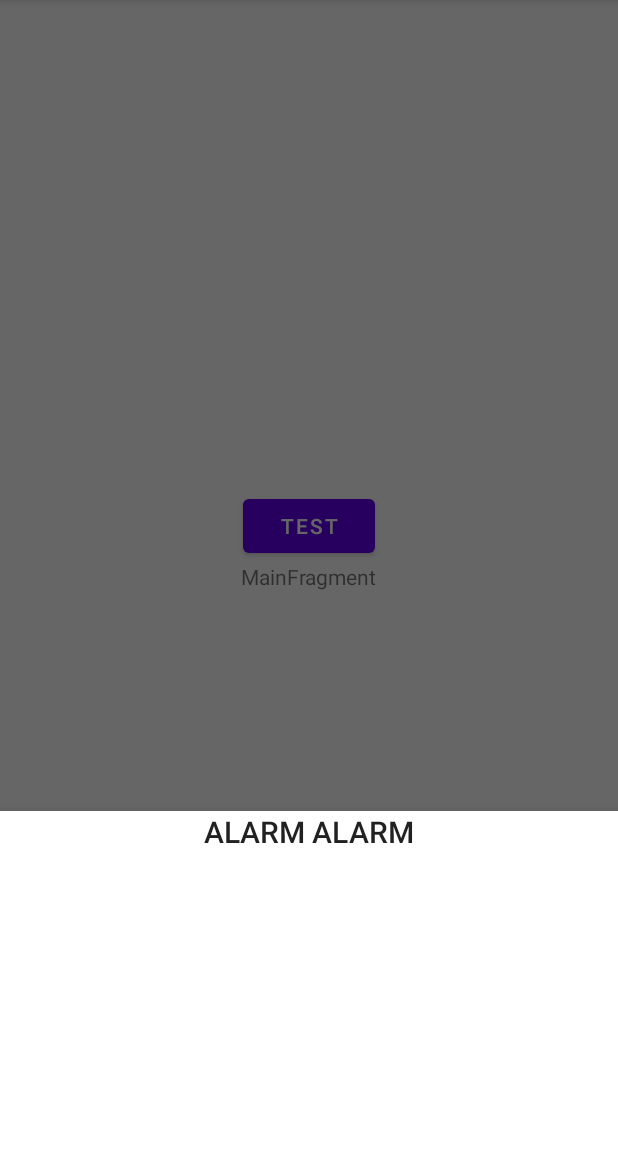
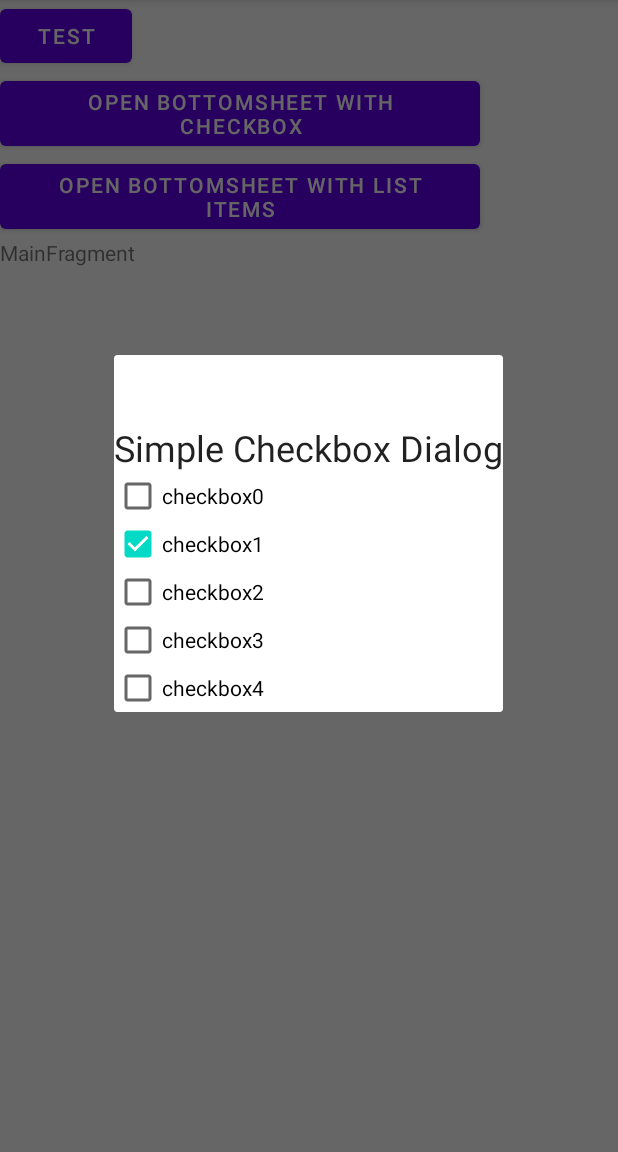
Before and after one commit to JandemX/new_dialog_architecture, an Android app: the screen it shows after launch (MainActivity), after a tap on "TEST", on a phone screen of 412 x 824 dp, the part 84-1236 px from its top. Run offline under Robolectric (Android 15) with nearby library versions, the phone set to English and light mode, and no system bars; our stand-ins replace Dagger/Hilt's generated code; 4 statements that could not run were skipped; 1 other tap on this screen came first.

Commit message:
add recycler example

```diff
--- a/app/src/main/java/com/example/new_dialog_architecture/arch/StateFullInteractionDialog.kt
+++ b/app/src/main/java/com/example/new_dialog_architecture/arch/StateFullInteractionDialog.kt
@@ -15,7 +15,7 @@ import androidx.lifecycle.ViewModel
 import androidx.lifecycle.ViewModelProvider
 import androidx.lifecycle.lifecycleScope
 import com.example.new_dialog_architecture.R
-import com.example.new_dialog_architecture.arch.DialogInteractorEvent.Positive
+import com.example.new_dialog_architecture.arch.DialogInteraction.Positive
 import kotlinx.coroutines.flow.collect
 import kotlinx.coroutines.flow.drop
 import kotlinx.coroutines.flow.onEach
@@ -29,7 +29,7 @@ class StateFullInteractionDialog<Event, State> : StateDialog<Event, State>, AppC
         }
     }
 
-    override fun interact(event: DialogInteractorEvent<Event>) {
+    override fun interact(event: DialogInteraction<Event>) {
         interactor.send(event)
         dismissAllowingStateLoss()
     }
@@ -42,7 +42,7 @@ class StateFullInteractionDialog<Event, State> : StateDialog<Event, State>, AppC
     }
 
     private val viewModel: SimpleInteractionDialogVM<State> by viewModels(factoryProducer = { producer })
-    private val interactor: Interactor<DialogInteractorEvent<Event>> by dialogInteractor()
+    private val interactor: Interactor<Event> by dialogInteractor()
     private var initialState: State? = null
 
 
@@ -135,6 +135,4 @@ class StateFullInteractionDialog<Event, State> : StateDialog<Event, State>, AppC
 
         }
     }
-
-
 }
--- a/app/src/main/java/com/example/new_dialog_architecture/ui/main/MainFragment.kt
+++ b/app/src/main/java/com/example/new_dialog_architecture/ui/main/MainFragment.kt
@@ -6,17 +6,16 @@ import android.view.View
 import android.view.ViewGroup
 import android.widget.Button
 import android.widget.TextView
+import android.widget.Toast
 import androidx.lifecycle.lifecycleScope
 import com.example.new_dialog_architecture.R
 import com.example.new_dialog_architecture.arch.DialogBuilder.Companion.bottomSheet
 import com.example.new_dialog_architecture.arch.DialogBuilder.Companion.dialog
-import com.example.new_dialog_architecture.arch.DialogInteractorEvent
 import com.example.new_dialog_architecture.arch.dialogInteractor
 import dagger.android.support.DaggerFragment
 import kotlinx.coroutines.Dispatchers
 import kotlinx.coroutines.flow.collect
 import kotlinx.coroutines.flow.flowOn
-import kotlinx.coroutines.flow.onEach
 import kotlinx.coroutines.launch
 
 class MainFragment : DaggerFragment() {
@@ -27,18 +26,23 @@ class MainFragment : DaggerFragment() {
         fun newInstance() = MainFragment()
     }
 
-    private lateinit var button: Button
+    private lateinit var buttonDialogCheckbox: Button
+    private lateinit var buttonBottomSheetCheckbox: Button
+    private lateinit var buttonBottomSheetList: Button
     private lateinit var message: TextView
 
     override fun onCreateView(inflater: LayoutInflater, container: ViewGroup?, savedInstanceState: Bundle?): View =
             inflater.inflate(R.layout.main_fragment, container, false)
 
     override fun onViewCreated(view: View, savedInstanceState: Bundle?) {
-        button = view.findViewById(R.id.button)
+        buttonDialogCheckbox = view.findViewById(R.id.button_dialog_checkbox)
+        buttonBottomSheetCheckbox = view.findViewById(R.id.button_bottomsheet_checkbox)
+        buttonBottomSheetList = view.findViewById(R.id.button_bottomsheet_list)
+
         message = view.findViewById(R.id.message)
 
-        button.setOnClickListener {
-            button.text = "test"
+        buttonDialogCheckbox.setOnClickListener {
+            buttonDialogCheckbox.text = "test"
             childFragmentManager.beginTransaction().apply {
                 dialog(CheckBoxDialogView()) {
                     dialogTitle = "Simple Checkbox Dialog"
@@ -46,26 +50,29 @@ class MainFragment : DaggerFragment() {
                     positiveButtonText = "Positive"
                     onPositiveAction = { it }
                     singleChoice = true
-                }
-
-                bottomSheet(SimpleAlertDialogView()) {
-                    dialogTitle = "Alert dialog"
-                    initialState = ""
-                    positiveButtonText = "Positive"
-                    onPositiveAction = {
-                        it?.let { Data("its a me ") }
-                    }
                 }.show(this, "test")
-
-                bottomSheet(CheckBoxDialogView()) {
-                    dialogTitle = "Simple Checkbox Dialog"
-                    initialState = CheckboxState(List(5) { "checkbox$it" })
-                    positiveButtonText = "positive"
-                    onPositiveAction = { it }
-                    singleChoice = true
-                }
             }
             childFragmentManager.executePendingTransactions()
+        }
+
+        buttonBottomSheetCheckbox.setOnClickListener {
+            childFragmentManager.beginTransaction().apply {
+                bottomSheet(CheckBoxDialogView()) {
+                    initialState = CheckboxState(List(5) { "checkbox$it" }, "checkbox1")
+                }.show(this, "test")
+            }
+        }
+
+        buttonBottomSheetList.setOnClickListener {
+            childFragmentManager.beginTransaction().apply {
+                bottomSheet(ItemListDialogView()) {
+                    initialState = ListDialogState(List(5) { "listitem$it" })
+                    onPositiveAction = {
+                        it
+                    }
+                    singleChoice = true
+                }.show(this, "test")
+            }
         }
 
         lifecycleScope.launch(Dispatchers.Main) {
@@ -74,34 +81,16 @@ class MainFragment : DaggerFragment() {
     }
 
     private suspend fun collectDialogEvents() {
-        interactor.eventStream.onEach {
-            when (it) {
-                is DialogInteractorEvent.Negative -> {
-                    when (it.data) {
-                        is CheckboxState -> {
-
-                        }
-                        is Data -> {
-
+        interactor.eventStream(
+                onPositive = {
+                    when (this) {
+                        is ListDialogState -> {
+                            Toast.makeText(this@MainFragment.requireContext(), selected, Toast.LENGTH_LONG).show()
                         }
                     }
-                }
-                is DialogInteractorEvent.Positive -> {
-                    when (it.data) {
-                        is CheckboxState -> {
-                            button.text = it.data.selected ?: ""
-                        }
-                        is Data -> {
-                            button.text = it.data.string
-                        }
-                    }
-                }
-            }
-        }.flowOn(Dispatchers.Main).collect()
-    }
-
-    override fun onActivityCreated(savedInstanceState: Bundle?) {
-        super.onActivityCreated(savedInstanceState)
+                },
+                onNegative = {}
+        ).flowOn(Dispatchers.Main).collect()
     }
 }
 
@@ -109,3 +98,4 @@ class MainFragment : DaggerFragment() {
 sealed class MainDialogEvents
 data class Data(val string: String) : MainDialogEvents()
 data class CheckboxState(val possible: List<String>, val selected: String? = null) : MainDialogEvents()
+data class ListDialogState(val possible: List<String> = emptyList(), val selected: String? = null) : MainDialogEvents()
--- a/app/src/main/res/layout/main_fragment.xml
+++ b/app/src/main/res/layout/main_fragment.xml
@@ -1,29 +1,35 @@
 <?xml version="1.0" encoding="utf-8"?>
-<androidx.constraintlayout.widget.ConstraintLayout xmlns:android="http://schemas.android.com/apk/res/android"
-    xmlns:app="http://schemas.android.com/apk/res-auto"
+<LinearLayout xmlns:android="http://schemas.android.com/apk/res/android"
     xmlns:tools="http://schemas.android.com/tools"
     android:id="@+id/main"
     android:layout_width="match_parent"
     android:layout_height="match_parent"
+    android:orientation="vertical"
     tools:context=".ui.main.MainFragment">
 
     <Button
-        android:text="open dialog"
-        android:id="@+id/button"
+        android:id="@+id/button_dialog_checkbox"
         android:layout_width="wrap_content"
         android:layout_height="wrap_content"
-        app:layout_constraintBottom_toTopOf="@+id/message"
-        app:layout_constraintEnd_toEndOf="parent"
-        app:layout_constraintStart_toStartOf="parent" />
+        android:text="open dialog with checkbox" />
+
+    <Button
+        android:id="@+id/button_bottomsheet_checkbox"
+        android:layout_width="wrap_content"
+        android:layout_height="wrap_content"
+        android:text="open bottomsheet with checkbox" />
+
+
+    <Button
+        android:id="@+id/button_bottomsheet_list"
+        android:layout_width="wrap_content"
+        android:layout_height="wrap_content"
+        android:text="open bottomsheet with list items" />
 
     <TextView
         android:id="@+id/message"
         android:layout_width="wrap_content"
         android:layout_height="wrap_content"
-        android:text="MainFragment"
-        app:layout_constraintBottom_toBottomOf="parent"
-        app:layout_constraintEnd_toEndOf="parent"
-        app:layout_constraintStart_toStartOf="parent"
-        app:layout_constraintTop_toTopOf="parent" />
+        android:text="MainFragment" />
 
-</androidx.constraintlayout.widget.ConstraintLayout>
+</LinearLayout>
```
Also changed, not shown: app/src/main/java/com/example/new_dialog_architecture/arch/DialogInteractor.kt (+13 -8 lines), app/src/main/java/com/example/new_dialog_architecture/arch/StateDialog.kt (+4 -6 lines), app/src/main/java/com/example/new_dialog_architecture/arch/StateFullBottomSheetDialog.kt (+9 -3 lines), app/src/main/java/com/example/new_dialog_architecture/ui/main/AnotherFragment.kt (deleted, +0 -42 lines), app/src/main/java/com/example/new_dialog_architecture/ui/main/ItemListDialogView.kt (added, +24 -0 lines), app/src/main/java/com/example/new_dialog_architecture/ui/main/SomeAdapter.kt (added, +32 -0 lines), app/src/main/res/layout/dialog_list_content.xml (added, +15 -0 lines).
